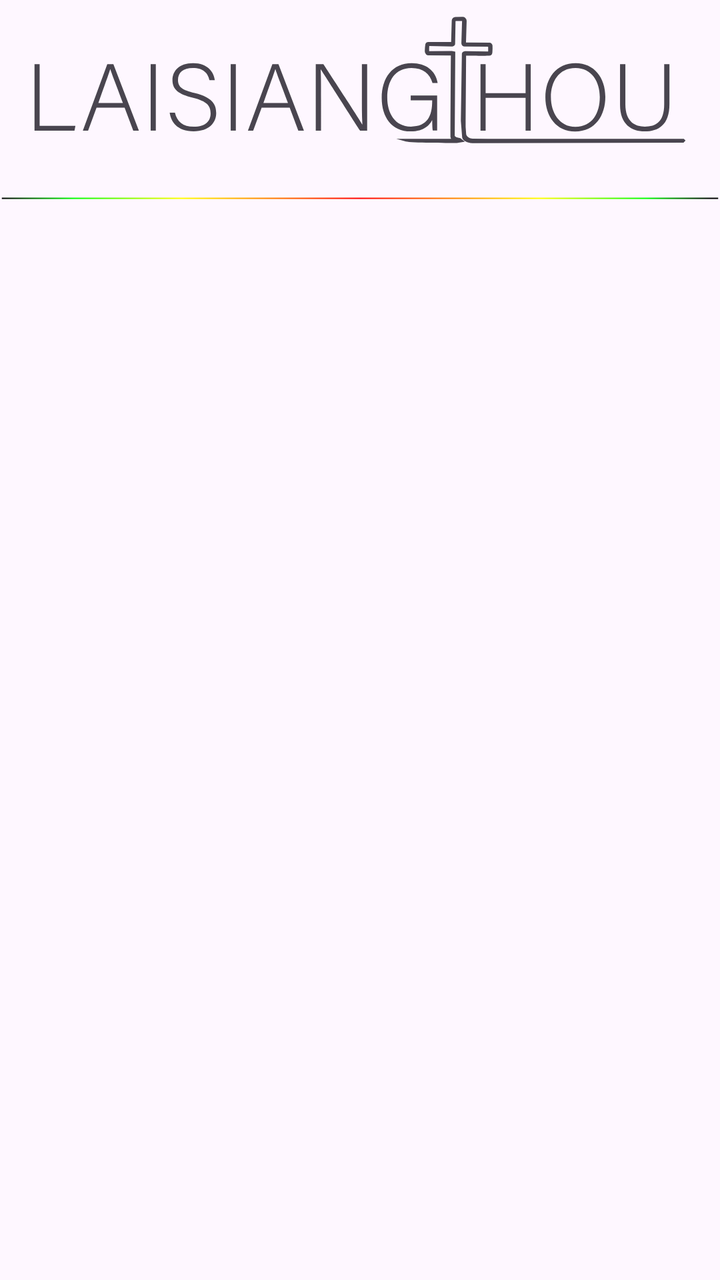
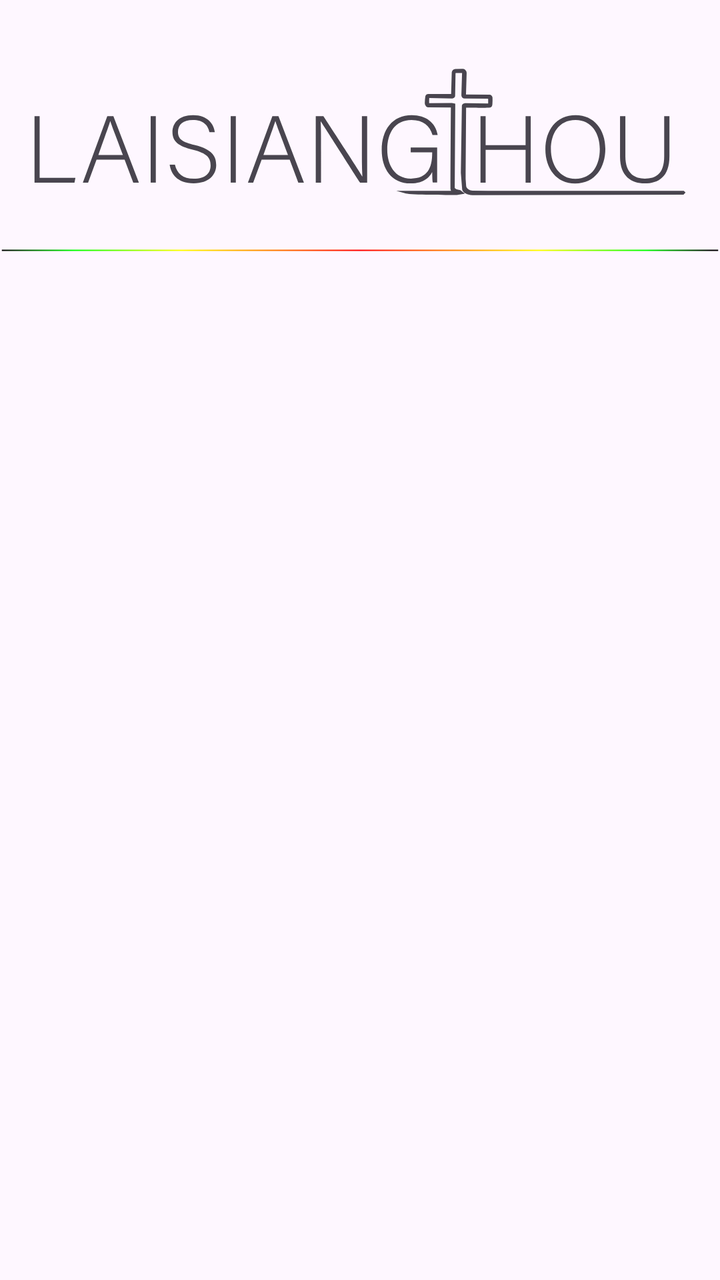

Screens rendered from an Android XML layout before and after an edit, with the pre-edit source and the edit as a unified diff.
<!-- AndroidManifest.xml: application theme Theme.Laisiangthou -->
<!-- res/layout/nav_header.xml -->
<?xml version="1.0" encoding="utf-8"?>
<LinearLayout xmlns:android="http://schemas.android.com/apk/res/android"
    android:layout_width="match_parent"
    android:layout_height="wrap_content"
    android:orientation="vertical"
    android:fitsSystemWindows="true" >

    <com.google.android.material.imageview.ShapeableImageView
        android:layout_width="match_parent"
        android:layout_height="80dp"
        android:layout_marginStart="12dp"
        android:layout_marginEnd="12dp"
        android:src="@drawable/lst"/>

    <TextView
        android:layout_width="match_parent"
        android:layout_height="wrap_content"
        android:id="@+id/appVersion"
        android:layout_marginEnd="16dp"
        android:textStyle="bold"
        android:textSize="11sp"
        android:textAlignment="textEnd" />

    <View
        android:layout_width="match_parent"
        android:layout_height="1dp"
        android:layout_marginTop="4dp"
        android:background="@drawable/paite" />

</LinearLayout>
<!-- resources referenced by this layout -->
<resources>
  <!-- drawable lst: vector/xml drawable (drawable, 4274 chars, omitted) -->
  <!-- drawable paite (drawable) -->
  <vector xmlns:aapt="http://schemas.android.com/aapt" xmlns:android="http://schemas.android.com/apk/res/android" android:autoMirrored="true" android:height="8dp" android:viewportHeight="8" android:viewportWidth="512" android:width="512dp">
        
      <path android:pathData="M1.31,1.32h509.39v5.36h-509.39z">
              
          <aapt:attr name="android:fillColor">
                    
              <gradient android:endX="510.69" android:endY="4" android:startX="1.31" android:startY="4" android:type="linear">
                          
                  <item android:color="#FF000000" android:offset="0"/>
                          
                  <item android:color="#FF00FF00" android:offset="0.1"/>
                          
                  <item android:color="#FFFFFF00" android:offset="0.25"/>
                          
                  <item android:color="#FFFF0000" android:offset="0.5"/>
                          
                  <item android:color="#FFFFFF00" android:offset="0.75"/>
                          
                  <item android:color="#FF00FF00" android:offset="0.9"/>
                          
                  <item android:color="#FF000000" android:offset="0.99"/>
                        
              </gradient>
                  
          </aapt:attr>
            
      </path>
      
  </vector>
  <style name="Theme.Laisiangthou" parent="Base.Theme.Laisiangthou" />
  <style name="Base.Theme.Laisiangthou" parent="Theme.Material3.DayNight.NoActionBar">
          
          <item name="colorPrimary">@color/my_primary</item>
          <item name="colorAccent">@color/accent</item>
  
          <item name="android:statusBarColor">@color/bw</item>
          <item name="android:windowLightStatusBar">true</item>
  
      </style>
  <color name="my_primary">#FF000000</color>
  <color name="accent">#008DA5</color>
  <color name="bw">#FFFFFFFF</color>
</resources>

<!-- the commit's change to res/layout/nav_header.xml (unified diff, before → after) -->
@@ -2,14 +2,14 @@
 <LinearLayout xmlns:android="http://schemas.android.com/apk/res/android"
     android:layout_width="match_parent"
     android:layout_height="wrap_content"
-    android:orientation="vertical"
-    android:fitsSystemWindows="true" >
+    android:orientation="vertical" >
 
     <com.google.android.material.imageview.ShapeableImageView
         android:layout_width="match_parent"
         android:layout_height="80dp"
         android:layout_marginStart="12dp"
         android:layout_marginEnd="12dp"
+        android:layout_marginTop="26dp"
         android:src="@drawable/lst"/>
 
     <TextView
<!-- resource entries referenced after the edit -->
@@ -36,6 +36,9 @@
           
           <item name="colorPrimary">@color/my_primary</item>
           <item name="colorAccent">@color/accent</item>
+          <item name="colorOnPrimary">@color/bw</item>
+          <item name="colorOnBackground">@color/status_bar</item>
+  
   
           <item name="android:statusBarColor">@color/bw</item>
           <item name="android:windowLightStatusBar">true</item>
@@ -44,5 +47,6 @@
   <color name="my_primary">#FF000000</color>
   <color name="accent">#008DA5</color>
   <color name="bw">#FFFFFFFF</color>
+  <color name="status_bar">#E6F5F5F5</color>
 </resources>
 
